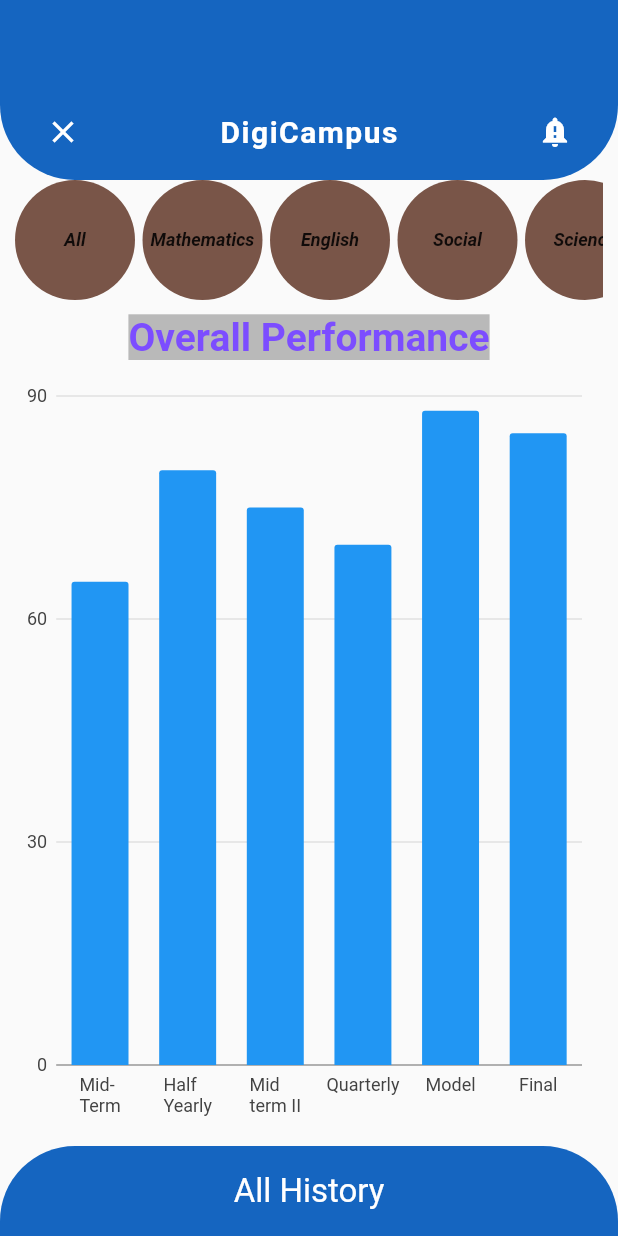
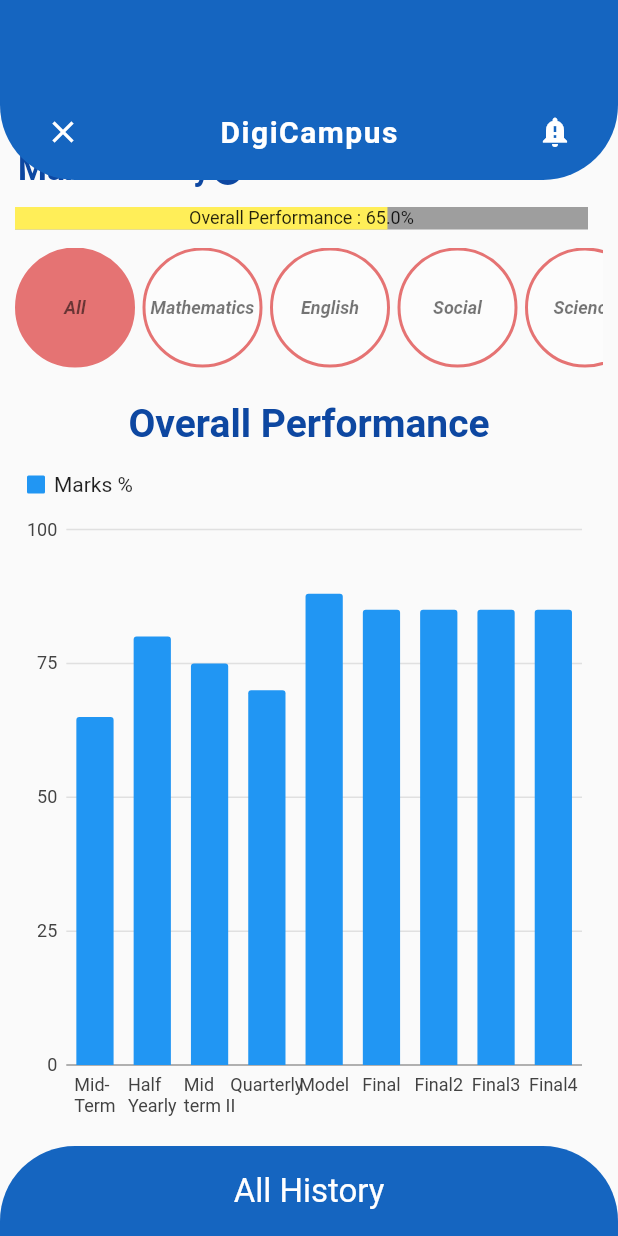
Before and after one commit to jijo0465/parent_app, a Flutter app: the ResultScreen screen opened by its route, on a phone screen of 412 x 824 dp. Run offline on Flutter 3.47's test engine with Material 2 defaults, Android fonts, the phone set to English and light mode, and no system bars; drawn by our look-alikes of percent_indicator; our stand-ins replace charts_flutter, google_maps_flutter, shared_preferences, table_calendar; missing offline and left inert: timeline_list; accounts and stored records are empty; Roboto replaces fonts that are missing (Montserrat).

Commit message:
Student Details Screen

```diff
--- a/lib/components/digi_appbar.dart
+++ b/lib/components/digi_appbar.dart
@@ -63,7 +63,13 @@ class DigiAppbar extends StatelessWidget {
                           );
                         },
                       )),
-                  Container(
+                  Hero(
+                    tag: 'studentdetails',
+                    child: GestureDetector(
+                      onTap: () {
+                        Navigator.pushNamed(context, '/studentdetails');
+                      },
+                      child: Container(
                         width: 40,
                         height: 40,
                         margin: EdgeInsets.only(right: 12),
@@ -71,10 +77,13 @@ class DigiAppbar extends StatelessWidget {
                             image: DecorationImage(
                               fit: BoxFit.fill,
                               image: AssetImage(
-                            'assets/images/sir.jpg',
+                                'assets/images/girl.jpg',
                               ),
                             ),
                             shape: BoxShape.circle),
+                        //child:Image.asset('images/girl.jpg')
+                      ),
+                    ),
                   )
                 ],
               )
--- a/lib/components/digi_graph_chart.dart
+++ b/lib/components/digi_graph_chart.dart
@@ -49,59 +49,80 @@ class Charts extends StatelessWidget {
     var data = [
       [
         new MarksAnalysis(1, 65, 'Mid-\nTerm'),
-        new MarksAnalysis(2, 80, 'Half\nYearly'),
-        new MarksAnalysis(3, 75, 'Mid\nterm II'),
-        new MarksAnalysis(4, 70, 'Quarterly'),
-        new MarksAnalysis(5, 88, 'Model'),
-        new MarksAnalysis(6, 85, 'Final')
+        new MarksAnalysis(1, 80, 'Half\nYearly'),
+        new MarksAnalysis(1, 75, 'Mid\nterm II'),
+        new MarksAnalysis(1, 70, 'Quarterly'),
+        new MarksAnalysis(1, 88, 'Model'),
+        new MarksAnalysis(1, 85, 'Final'),
+        new MarksAnalysis(1, 85, 'Final2'),
+        new MarksAnalysis(1, 85, 'Final3'),
+        new MarksAnalysis(1, 85, 'Final4')
       ],
       [
-        new MarksAnalysis(1, 80, 'Mid\nTerm'),
+        new MarksAnalysis(2, 80, 'Mid\nTerm'),
         new MarksAnalysis(2, 86, 'Half\nYearly'),
-        new MarksAnalysis(3, 70, 'Mid\nterm II'),
-        new MarksAnalysis(4, 75, 'Quarterly'),
-        new MarksAnalysis(5, 80, 'Model'),
-        new MarksAnalysis(6, 78, 'Final')
+        new MarksAnalysis(2, 70, 'Mid\nterm II'),
+        new MarksAnalysis(2, 75, 'Quarterly'),
+        new MarksAnalysis(2, 80, 'Model'),
+        new MarksAnalysis(2, 78, 'Final'),
+        new MarksAnalysis(2, 85, 'Final2'),
+        new MarksAnalysis(2, 85, 'Final3'),
+        new MarksAnalysis(2, 85, 'Final4')
       ],
       [
-        new MarksAnalysis(1, 90, 'Mid\nTerm'),
-        new MarksAnalysis(2, 80, 'Half\nYearly'),
+        new MarksAnalysis(3, 90, 'Mid\nTerm'),
+        new MarksAnalysis(3, 80, 'Half\nYearly'),
         new MarksAnalysis(3, 65, 'Mid\nterm II'),
-        new MarksAnalysis(4, 80, 'Quarterly'),
-        new MarksAnalysis(5, 85, 'Model'),
-        new MarksAnalysis(6, 96, 'Final')
+        new MarksAnalysis(3, 80, 'Quarterly'),
+        new MarksAnalysis(3, 85, 'Model'),
+        new MarksAnalysis(3, 96, 'Final'),
+        new MarksAnalysis(3, 85, 'Final2'),
+        new MarksAnalysis(3, 85, 'Final3'),
+        new MarksAnalysis(3, 85, 'Final4')
       ],
       [
-        new MarksAnalysis(1, 70, 'Mid\nTerm'),
-        new MarksAnalysis(2, 80, 'Half\nYearly'),
-        new MarksAnalysis(3, 94, 'Mid\nterm II'),
+        new MarksAnalysis(4, 70, 'Mid\nTerm'),
+        new MarksAnalysis(4, 80, 'Half\nYearly'),
+        new MarksAnalysis(4, 94, 'Mid\nterm II'),
         new MarksAnalysis(4, 78, 'Quarterly'),
-        new MarksAnalysis(5, 88, 'Model'),
-        new MarksAnalysis(6, 75, 'Final')
+        new MarksAnalysis(4, 88, 'Model'),
+        new MarksAnalysis(4, 75, 'Final'),
+        new MarksAnalysis(4, 85, 'Final2'),
+        new MarksAnalysis(4, 85, 'Final3'),
+        new MarksAnalysis(4, 85, 'Final4')
       ],
       [
-        new MarksAnalysis(1, 85, 'Mid\nTerm'),
-        new MarksAnalysis(2, 45, 'Half\nYearly'),
-        new MarksAnalysis(3, 75, 'Mid\nterm II'),
-        new MarksAnalysis(4, 60, 'Quarterly'),
+        new MarksAnalysis(5, 85, 'Mid\nTerm'),
+        new MarksAnalysis(5, 45, 'Half\nYearly'),
+        new MarksAnalysis(5, 75, 'Mid\nterm II'),
+        new MarksAnalysis(5, 60, 'Quarterly'),
         new MarksAnalysis(5, 80, 'Model'),
-        new MarksAnalysis(6, 70, 'Final')
+        new MarksAnalysis(5, 70, 'Final'),
+        new MarksAnalysis(5, 85, 'Final2'),
+        new MarksAnalysis(5, 85, 'Final3'),
+        new MarksAnalysis(5, 85, 'Final4'),
       ],
       [
-        new MarksAnalysis(1, 70, 'Mid\nTerm'),
-        new MarksAnalysis(2, 73, 'Half\nYearly'),
-        new MarksAnalysis(3, 75, 'Mid\nterm II'),
-        new MarksAnalysis(4, 75, 'Quarterly'),
-        new MarksAnalysis(5, 80, 'Model'),
-        new MarksAnalysis(6, 78, 'Final')
+        new MarksAnalysis(6, 70, 'Mid\nTerm'),
+        new MarksAnalysis(6, 73, 'Half\nYearly'),
+        new MarksAnalysis(6, 75, 'Mid\nterm II'),
+        new MarksAnalysis(6, 75, 'Quarterly'),
+        new MarksAnalysis(6, 80, 'Model'),
+        new MarksAnalysis(6, 78, 'Final'),
+        new MarksAnalysis(6, 85, 'Final2'),
+        new MarksAnalysis(6, 85, 'Final3'),
+        new MarksAnalysis(6, 85, 'Final4')
       ],
       [
-        new MarksAnalysis(1, 85, 'Mid\nTerm'),
-        new MarksAnalysis(2, 80, 'Half\nYearly'),
-        new MarksAnalysis(3, 60, 'Mid\nterm II'),
-        new MarksAnalysis(4, 85, 'Quarterly'),
-        new MarksAnalysis(5, 90, 'Model'),
-        new MarksAnalysis(6, 88, 'Final')
+        new MarksAnalysis(7, 85, 'Mid\nTerm'),
+        new MarksAnalysis(7, 80, 'Half\nYearly'),
+        new MarksAnalysis(7, 60, 'Mid\nterm II'),
+        new MarksAnalysis(7, 85, 'Quarterly'),
+        new MarksAnalysis(7, 90, 'Model'),
+        new MarksAnalysis(7, 88, 'Final'),
+        new MarksAnalysis(7, 85, 'Final2'),
+        new MarksAnalysis(7, 85, 'Final3'),
+        new MarksAnalysis(7, 85, 'Final4')
       ]
     ];
     seriesList.add(charts.Series<MarksAnalysis, String>(
@@ -113,6 +134,8 @@ class Charts extends StatelessWidget {
     ));
   }
 
+  void findAverage(){}
+
   @override
   Widget build(BuildContext context) {
     seriesList = List<charts.Series<MarksAnalysis, String>>();
@@ -121,14 +144,23 @@ class Charts extends StatelessWidget {
     return Container(
         child: charts.BarChart(
       seriesList,
+      primaryMeasureAxis: charts.NumericAxisSpec(viewport: charts.NumericExtents(0.0,100.0)),
+      domainAxis:
+          charts.OrdinalAxisSpec(viewport: charts.OrdinalViewport('AePS',5)),
       animate: true,
       animationDuration: Duration(milliseconds: 400),
+      behaviors: [
+        charts.SeriesLegend(),
+        charts.SlidingViewport(),
+        charts.PanAndZoomBehavior()
+      ],
     ));
   }
 }
 
 /// Sample ordinal data type.
 class MarksAnalysis {
+
   final int exam;
   final int totalPercent;
   final String name;
--- a/lib/components/digi_subject_bar.dart
+++ b/lib/components/digi_subject_bar.dart
@@ -1,38 +1,44 @@
-import 'dart:ffi';
-
 import 'package:flutter/material.dart';
 
 class DigiSubjectBar extends StatelessWidget {
+  final int index;
   final VoidCallback onPressed;
-  const DigiSubjectBar({Key key, this.index, this.onPressed}) : super(key: key);
+  bool isSelected=false;
+  DigiSubjectBar({Key key, this.index, this.onPressed, this.isSelected})
+      : super(key: key);
 
-  final int index;
-  static List<Map<String,String>> subjects = [
-    {'no':'0','sub':'All'},
-    {'no':'1','sub':'Mathematics'},
-    {'no':'1','sub':'English'},
-    {'no':'2','sub':'Social'},
-    {'no':'3','sub':'Science'},
-    {'no':'4','sub':'Malayalam'},
-    {'no':'5','sub':'Hindi'}
+  static List<Map<String, String>> subjects = [
+    {'no': '0', 'sub': 'All'},
+    {'no': '1', 'sub': 'Mathematics'},
+    {'no': '1', 'sub': 'English'},
+    {'no': '2', 'sub': 'Social'},
+    {'no': '3', 'sub': 'Science'},
+    {'no': '4', 'sub': 'Malayalam'},
+    {'no': '5', 'sub': 'Hindi'}
   ];
-
+  static Color borderColor = Colors.red[300],
+      textColor = Colors.black54,
+      backgroundColor = Colors.white38,
+      indexBackgroundColor = Colors.red[300];
   @override
   Widget build(BuildContext context) {
     return GestureDetector(
         onTap: onPressed,
-        child:Container(
+        child: Container(
             width: 80,
             height: 80,
-          margin: EdgeInsets.only(right:5),
+            margin: EdgeInsets.only(right: 5),
             decoration: BoxDecoration(
-            color: Colors.brown,
+              color: (isSelected)?indexBackgroundColor:backgroundColor,
+              border: Border.all(
+                  color: borderColor, style: BorderStyle.solid, width: 2.0),
               shape: BoxShape.circle,
             ),
             alignment: Alignment.center,
             child: Text(
-            subjects[index]['sub'],
+              DigiSubjectBar.subjects[index]['sub'],
               style: TextStyle(
+                  color: textColor,
                   fontSize: 20,
                   fontWeight: FontWeight.bold,
                   fontStyle: FontStyle.italic),
--- a/lib/main.dart
+++ b/lib/main.dart
@@ -3,6 +3,7 @@ import 'package:parent_app/redirect.dart';
 import 'package:parent_app/screens/attendance_screen.dart';
 import 'package:parent_app/screens/result_screen.dart';
 import 'package:parent_app/screens/schoolbus_screen.dart';
+import 'package:parent_app/screens/student_details_screen.dart';
 import 'package:parent_app/states/login_state.dart';
 import 'package:parent_app/states/parent_state.dart';
 import 'package:provider/provider.dart';
@@ -36,6 +37,7 @@ class ParentApp extends StatelessWidget {
             '/result': (context) => ResultScreen(),
             '/attendance':(context) => AttendanceScreen(),
             '/schoolbus':(context) => SchoolBusScreen(),
+            '/studentdetails':(context) => StudentDetailsScreen(),
             // 'login': (context) => PhoneLoginScreen(),
             // 'owner_form': (context)=> OwnerFormScreen(),
             // 'buyer_form': (context)=> BuyerFormScreen(),
--- a/lib/screens/home_screen.dart
+++ b/lib/screens/home_screen.dart
@@ -139,23 +139,31 @@ class HomePage extends DrawerContent {
 }
 
 class _HomePageState extends State<HomePage> {
-  ScrollController _scrollController;
+  // ScrollController _pageController;
   double _top = -120;
   double _opacity = 0.0;
+  ScrollController _scrollController;
 
   @override
   void initState() {
     super.initState();
-    _scrollController = ScrollController();
+    _scrollController =new ScrollController();
     _scrollController.addListener(() {
       double offset = _scrollController.offset;
       double _h = 120;
       if (offset < 120) {
         setState(() {
           _top = offset - _h;
-          _opacity = offset/120;
+          _opacity = offset / 120;
         });
       }
+      // else
+      // {
+      //   setState(() {
+      //     _top = offset + _h;
+      //     _opacity = offset * 120;
+      //   });
+      // }
     });
   }
 
@@ -166,11 +174,12 @@ class _HomePageState extends State<HomePage> {
           BottomNavigationBarItem(icon: Icon(Icons.home), title: Text('Home')),
           BottomNavigationBarItem(icon: Icon(Icons.info), title: Text('About'))
         ]),
-        body: Stack(
-          children: <Widget>[
+        body: Stack(children: <Widget>[
           SingleChildScrollView(
               controller: _scrollController,
-              child: Container(
+              scrollDirection: Axis.vertical,
+              child: Column(children: [
+                Container(
                   child: Column(children: [
                     DigiAppbar(
                       onPressed: () {
@@ -189,16 +198,20 @@ class _HomePageState extends State<HomePage> {
                               imagePath: 'assets/images/sir.jpg',
                               onPressed: () {
                                 switch (index) {
-                                case 0: Navigator.of(context).pushNamed('/result');
+                                  case 0:
+                                    Navigator.of(context).pushNamed('/result');
                                     break;
-                                case 1: Navigator.of(context).pushNamed('/attendance');
+                                  case 1:
+                                    Navigator.of(context)
+                                        .pushNamed('/attendance');
                                     break;
-                                case 2: Navigator.of(context).pushNamed('/schoolbus');
+                                  case 2:
+                                    Navigator.of(context)
+                                        .pushNamed('/schoolbus');
                                 }
-
                               },
-                            menuIcon:
-                                HomePage._menuIcons[index], //_menuIcons(index),
+                              menuIcon: HomePage
+                                  ._menuIcons[index], //_menuIcons(index),
                               title: HomePage._menuInfo[index]
                                   ['title'], //'Bus No',
                               subtitle: HomePage._menuInfo[index]['subtitle'],
@@ -228,8 +241,8 @@ class _HomePageState extends State<HomePage> {
                               onPressed: () {
                                 Navigator.of(context).pushNamed('/result');
                               },
-                            menuIcon:
-                                HomePage._menuIcons[index], //_menuIcons(index),
+                              menuIcon: HomePage
+                                  ._menuIcons[index], //_menuIcons(index),
                               title: HomePage._menuInfo[index]
                                   ['title'], //'Bus No',
                               subtitle: HomePage._menuInfo[index]['subtitle'],
@@ -240,19 +253,19 @@ class _HomePageState extends State<HomePage> {
                     SizedBox(height: 120)
                   ]),
                 ),
-            ),
+              ])),
           Positioned(
             top: _top,
             child: Opacity(
               opacity: _opacity,
               child: DigiCampusAppbar(
                 icon: Icons.menu,
-                    onDrawerTapped: (){
+                onDrawerTapped: () {
                   drawerController.open();
-                  },),
+                },
+              ),
             ),
           )
-          ],
-        ));
+        ]));
   }
 }
--- a/lib/screens/result_screen.dart
+++ b/lib/screens/result_screen.dart
@@ -1,11 +1,11 @@
 import 'package:flutter/cupertino.dart';
 import 'package:flutter/material.dart';
-import 'package:parent_app/components/digi_appbar.dart';
 import 'package:parent_app/components/digi_screen_title.dart';
 import 'package:parent_app/components/digi_subject_bar.dart';
 import 'package:parent_app/components/digi_graph_chart.dart';
 import 'package:parent_app/components/digi_time_line.dart';
 import 'package:parent_app/components/digicampus_appbar.dart';
+import 'package:percent_indicator/percent_indicator.dart';
 
 enum Subjects { All, Mathematics, English, Social, Science, Malayalam, Hindi }
 
@@ -28,7 +28,10 @@ class _ResultScreenState extends State<ResultScreen> {
     'Hindi'
   ];
   String title = titleList.first;
+  //String percentTitle = titleList.first;
   int subjectIndex = 0;
+  double percentValue = 0.65;
+  double percentage;
   PageController _pageController = PageController(
     initialPage: 0,
   );
@@ -43,6 +46,7 @@ class _ResultScreenState extends State<ResultScreen> {
 
   @override
   Widget build(BuildContext context) {
+    percentage=percentValue*100;
     return Scaffold(
         // appBar: AppBar(
         //     title: Text('Result',
@@ -58,7 +62,30 @@ class _ResultScreenState extends State<ResultScreen> {
           children: <Widget>[
             Container(
               child: Column(children: <Widget>[
-                SizedBox(height: 120),
+                SizedBox(height: 100),
+                DigiScreenTitle(text: 'Mark History'),
+                SizedBox(height: 12),
+                Container(
+                    child: LinearPercentIndicator(
+                  percent: percentValue,
+                  center: Text(title+'\t:\t$percentage%',
+                      style: TextStyle(fontSize: 12.0)),
+                  width: MediaQuery.of(context).size.width-10,
+                  lineHeight: 15.0,
+                  animation: true,
+                  animationDuration: 600,
+                  backgroundColor: Colors.grey,
+                  progressColor: (percentValue >= 0.90)
+                      ? Colors.green[900]
+                      : (percentValue >= 0.80
+                          ? Colors.green[700]
+                          : (percentValue >= 0.70)
+                              ? Colors.orangeAccent
+                              : (percentValue >= 0.60)
+                                  ? Colors.yellow[400]
+                                  : Colors.red),
+                )),
+                SizedBox(height: 12),
                 Container(
                     padding: EdgeInsets.only(left: 10, right: 10),
                     //height: 500,
@@ -70,6 +97,7 @@ class _ResultScreenState extends State<ResultScreen> {
                           children: List.generate(7, (index) {
                             return DigiSubjectBar(
                               index: index,
+                              isSelected: index == subjectIndex,
                               onPressed: () {
                                 title = titleList.elementAt(index);
                                 switch (index) {
@@ -120,6 +148,7 @@ class _ResultScreenState extends State<ResultScreen> {
                             );
                           }),
                         ))),
+                SizedBox(height: 12),
                 Container(
                     margin: EdgeInsets.only(top: 10),
                     height: 30,
@@ -129,15 +158,18 @@ class _ResultScreenState extends State<ResultScreen> {
                       style: TextStyle(
                           fontSize: 26,
                           fontWeight: FontWeight.bold,
-                          backgroundColor: Colors.black26,
-                          color: Colors.deepPurpleAccent),
+                          //backgroundColor: Colors.black26,
+                          color: Colors.blue[900]),
                     )),
                 Expanded(
-                  child: Container(
-                    margin: EdgeInsets.only(top: 10),
-                    height: 250,
-                    width: (MediaQuery.of(context).size.width) - 20,
-                    child: Charts(index: subjectIndex),
+                  child: SingleChildScrollView(
+                    scrollDirection: Axis.horizontal,
+                    child: Container(
+                      margin: EdgeInsets.only(top: 10),
+                      height: 250,
+                      width: (MediaQuery.of(context).size.width) - 20,
+                      child: Charts(index: subjectIndex),
+                    ),
                   ),
                 ),
                 SizedBox(height: 12),
@@ -175,7 +207,9 @@ class _ResultScreenState extends State<ResultScreen> {
                 SizedBox(
                   height: 12,
                 ),
-                DigiScreenTitle(text:'${selectedSubject.toString().replaceFirst('Subjects.', '')} History'),
+                DigiScreenTitle(
+                    text:
+                        '${selectedSubject.toString().replaceFirst('Subjects.', '')} History'),
                 SizedBox(height: 12),
                 Container(
                   decoration: BoxDecoration(
@@ -203,7 +237,7 @@ class _ResultScreenState extends State<ResultScreen> {
           onDrawerTapped: () {
             Navigator.of(context).pop();
           },
-        )
+        ),
       ],
     ));
   }
--- /dev/null
+++ b/lib/screens/student_details_screen.dart
@@ -0,0 +1,23 @@
+import 'package:flutter/material.dart';
+
+class StudentDetailsScreen extends StatelessWidget {
+  const StudentDetailsScreen({Key key}) : super(key: key);
+
+  @override
+  Widget build(BuildContext context) {
+    return Scaffold(
+        body: Hero(
+                tag:'studentdetails',
+                  child: Container(
+            height: 200,
+            width: 200,
+            alignment: Alignment.topCenter,
+            decoration: BoxDecoration(
+            shape: BoxShape.circle,
+            image: DecorationImage(
+                fit: BoxFit.contain,
+                image: AssetImage('assets/images/girl.jpg'))),
+    ),
+        ));
+  }
+}
--- a/pubspec.yaml
+++ b/pubspec.yaml
@@ -34,6 +34,7 @@ dependencies:
   table_calendar: ^2.2.3
   google_maps_flutter: ^0.5.25
   location: ^2.3.5
+  percent_indicator: ^2.1.1+1
 
 dev_dependencies:
   flutter_test:
@@ -54,6 +55,7 @@ flutter:
   assets:
     - assets/images/sir.jpg
     - assets/images/schoolbus.png
+    - assets/images/girl.jpg
   #   - images/a_dot_ham.jpeg
 
   # An image asset can refer to one or more resolution-specific "variants", see
```
Also changed, not shown: assets/images/girl.jpg (added), pubspec.lock. Lines whose indentation alone changed are shown as unchanged.
